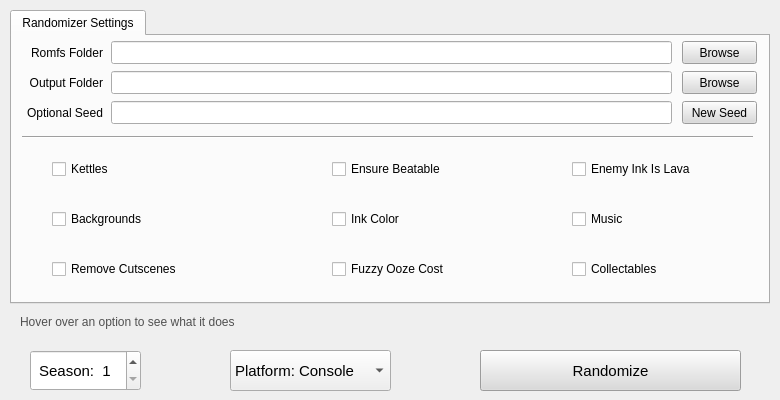
Owen-Splat/Splatoon-3-Randomizer, file UI/ui_form.ui: the form before one commit.
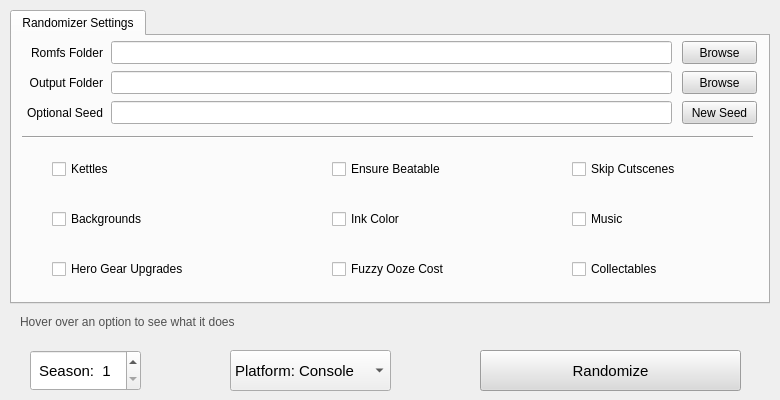
The form after the commit.

Commit message: adds randomized hero gear and skipping cutscenes

```diff
--- a/UI/ui_form.ui
+++ b/UI/ui_form.ui
@@ -356,8 +356,8 @@
      <widget class="QCheckBox" name="lavaCheck">
       <property name="geometry">
        <rect>
-        <x>560</x>
-        <y>123</y>
+        <x>40</x>
+        <y>223</y>
         <width>151</width>
         <height>20</height>
        </rect>
@@ -366,7 +366,7 @@
        <string>Makes every level kill you if you touch enemy ink. Getting armor prevents this. Might have issues with randomized ink colors</string>
       </property>
       <property name="text">
-       <string>Enemy Ink Is Lava</string>
+       <string>Hero Gear Upgrades</string>
       </property>
      </widget>
      <widget class="QLabel" name="label_3">
@@ -471,8 +471,8 @@
      <widget class="QCheckBox" name="cutsceneCheck">
       <property name="geometry">
        <rect>
-        <x>40</x>
-        <y>223</y>
+        <x>560</x>
+        <y>123</y>
         <width>151</width>
         <height>20</height>
        </rect>
@@ -481,7 +481,7 @@
        <string>Removes long cutscenes and dialogue. Currently about half done</string>
       </property>
       <property name="text">
-       <string>Remove Cutscenes</string>
+       <string>Skip Cutscenes</string>
       </property>
      </widget>
      <widget class="QCheckBox" name="collectCheck">
```
Left out of the diff: 6 changed lines with no effect on the pictures. The commit also changes 7 other files.
